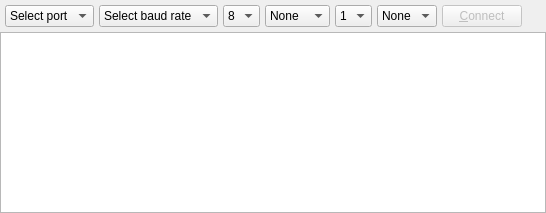
The window that src/ui/consoletab.ui (solaristhesun/superterm) describes before a commit, drawn with Qt 5.
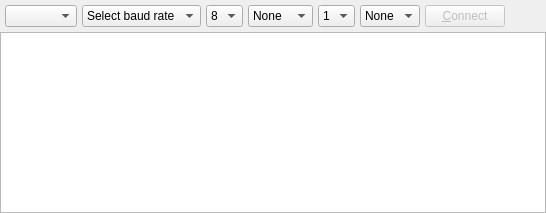
The same window after the commit. Custom widgets are drawn as their Qt base class.

Commit message: automatically refresh serial port combo box on open

```diff
--- a/src/ui/consoletab.ui
+++ b/src/ui/consoletab.ui
@@ -82,11 +82,6 @@
         <property name="sizeAdjustPolicy">
          <enum>QComboBox::AdjustToContents</enum>
         </property>
-        <item>
-         <property name="text">
-          <string>Select port</string>
-         </property>
-        </item>
        </widget>
       </item>
       <item>
@@ -256,7 +251,7 @@
  <customwidgets>
   <customwidget>
    <class>ConsoleView</class>
-   <extends>QPlainTextEdit</extends>
+   <extends>QTextEdit</extends>
    <header>src/ui/consoleview.h</header>
    <slots>
     <signal>keyPressed(QString)</signal>
@@ -268,6 +263,11 @@
    <header>src/ui/statusbarframe.h</header>
    <container>1</container>
   </customwidget>
+  <customwidget>
+   <class>CPortsComboBox</class>
+   <extends>QComboBox</extends>
+   <header>src/ui/portscombobox.h</header>
+  </customwidget>
  </customwidgets>
  <resources/>
  <connections>
```
Left out of the diff: 2 changed lines with no effect on the pictures. The commit also changes 6 other files.
